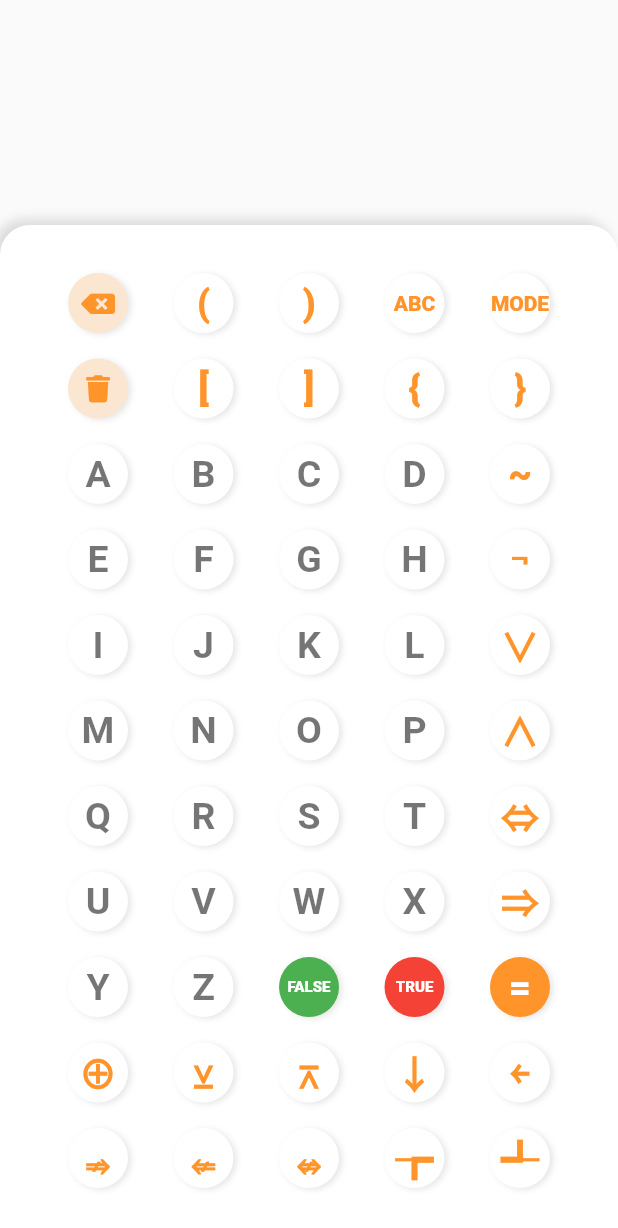
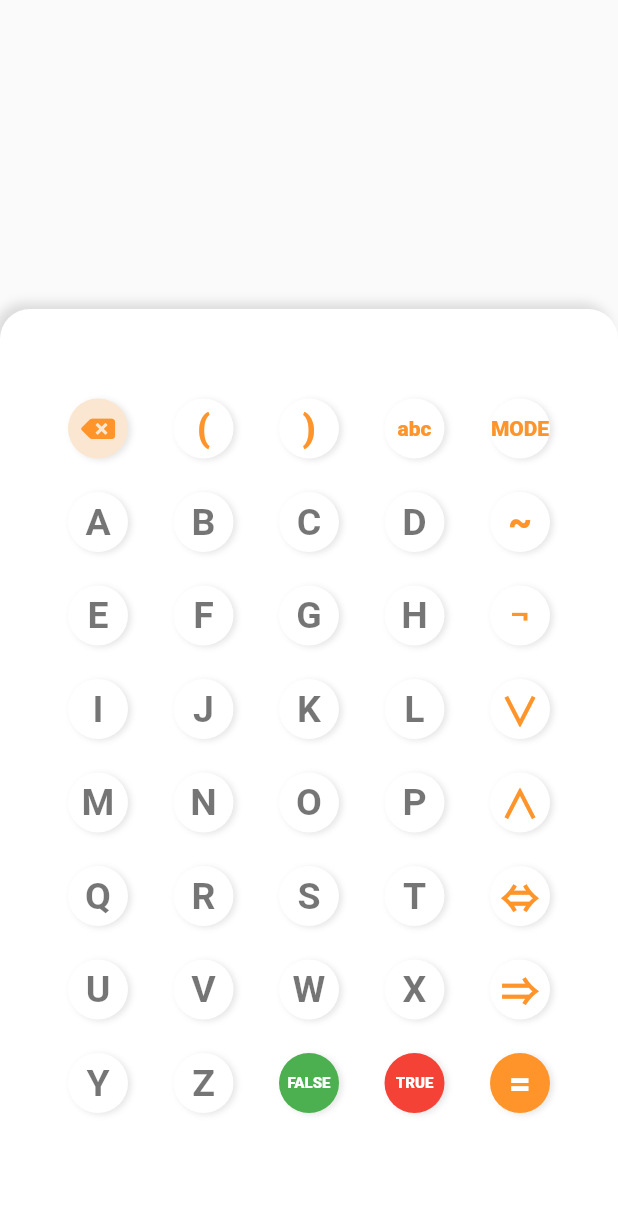
Before and after one commit to JovannyRch/tablas_de_verdad_flutter, a Flutter app: the screen it shows after launch, on a phone screen of 412 x 824 dp. Shown: the top 1228 px of the screen. Run offline on Flutter 3.47's test engine with Material 2 defaults, Android fonts, the phone set to English and light mode, and no system bars; our stand-ins replace font_awesome_flutter.

```diff
--- a/lib/provider/AppProvider.dart
+++ b/lib/provider/AppProvider.dart
@@ -1,53 +1,64 @@
 import 'package:flutter/cupertino.dart';
 
 class AppProvider with ChangeNotifier {
-
-
   String _input = "";
   bool _isUppercase = true;
+  bool _isBasic = true;
 
-  bool get isUppercase{
+  bool get isUppercase {
     return _isUppercase;
   }
 
-  set isUppercase (bool data){
+  set isUppercase(bool data) {
     _isUppercase = data;
     notifyListeners();
   }
 
-  String get input{
+  bool get isBasic {
+    return _isBasic;
+  }
+
+  set isBasic(bool data) {
+    _isBasic = data;
+    notifyListeners();
+  }
+
+  String get input {
     return _input;
   }
 
-  set input (String data){
+  set input(String data) {
     _input = data;
     notifyListeners();
   }
 
-  void addLeter(String letter){
-    _input += letter;
+  void addLeter(String letter) {
+    _input += _isUppercase ? letter.toUpperCase() : letter.toLowerCase();
     notifyListeners();
   }
 
-  void removerLetter(){
-    _input =  _input.substring(0,_input.length-1);
+  void removerLetter() {
+    _input = _input.substring(0, _input.length - 1);
     notifyListeners();
   }
 
-  void clearInput(){
+  void clearInput() {
     _input = "";
     notifyListeners();
   }
 
-  void changeCase(){
+  void changeCase() {
     _isUppercase = !_isUppercase;
-    if(_isUppercase){
+    if (_isUppercase) {
       _input = _input.toUpperCase();
-    }else{
+    } else {
       _input = _input.toLowerCase();
-
     }
     notifyListeners();
   }
 
+  void changeMode() {
+    _isBasic = !_isBasic;
+    notifyListeners();
+  }
 }
--- a/lib/screens/home_screen.dart
+++ b/lib/screens/home_screen.dart
@@ -3,6 +3,7 @@ import 'package:font_awesome_flutter/font_awesome_flutter.dart';
 import 'package:tablas_de_verdad/const/conts.dart';
 import 'package:tablas_de_verdad/models/operators.dart';
 import 'package:tablas_de_verdad/provider/AppProvider.dart';
+import 'package:tablas_de_verdad/screens/result_screen.dart';
 import 'package:tablas_de_verdad/widgets/ButtonWidget.dart';
 import 'package:tablas_de_verdad/widgets/DisplayWidget.dart';
 import 'package:provider/provider.dart';
@@ -16,18 +17,18 @@ class HomeScreen extends StatefulWidget {
 
 class _HomeScreenState extends State<HomeScreen> {
   AppProvider appProvider;
-  final double SPACE_BETWEEN_ROWS = 10.0;
 
   @override
   void initState() {
     super.initState();
-    WidgetsBinding.instance.addPostFrameCallback((timeStamp) {
+    /* WidgetsBinding.instance.addPostFrameCallback((timeStamp) {
       appProvider = context.read<AppProvider>();
-    });
+    }); */
   }
 
   @override
   Widget build(BuildContext context) {
+     appProvider = Provider.of<AppProvider>(context);
     return Scaffold(
       body: _body(),
     );
@@ -63,6 +64,33 @@ class _HomeScreenState extends State<HomeScreen> {
         child: Column(
           mainAxisAlignment: MainAxisAlignment.spaceEvenly,
           children: [
+            appProvider.isBasic
+                ? Container()
+                : Row(
+                    mainAxisAlignment: MainAxisAlignment.spaceEvenly,
+                    children: [
+                      Button(
+                          icon: FontAwesomeIcons.trash,
+                          onTap: handleClickButton,
+                          label: CLEAR_INPUT),
+                      Button(
+                          onTap: handleClickButton,
+                          label: "[",
+                          isOperator: true),
+                      Button(
+                          onTap: handleClickButton,
+                          label: "]",
+                          isOperator: true),
+                      Button(
+                          onTap: handleClickButton,
+                          label: "{",
+                          isOperator: true),
+                      Button(
+                          onTap: handleClickButton,
+                          label: "}",
+                          isOperator: true),
+                    ],
+                  ),
             Row(
               mainAxisAlignment: MainAxisAlignment.spaceEvenly,
               children: [
@@ -79,19 +107,6 @@ class _HomeScreenState extends State<HomeScreen> {
                     isOperator: true),
                 Button(
                     onTap: handleClickButton, label: "MODE", isOperator: true),
-              ],
-            ),
-            Row(
-              mainAxisAlignment: MainAxisAlignment.spaceEvenly,
-              children: [
-                Button(
-                    icon: FontAwesomeIcons.trash,
-                    onTap: handleClickButton,
-                    label: CLEAR_INPUT),
-                Button(onTap: handleClickButton, label: "[", isOperator: true),
-                Button(onTap: handleClickButton, label: "]", isOperator: true),
-                Button(onTap: handleClickButton, label: "{", isOperator: true),
-                Button(onTap: handleClickButton, label: "}", isOperator: true),
               ],
             ),
             _rowLettersWithOperator("A", "B", "C", "D", Operators.NOT),
@@ -119,7 +134,9 @@ class _HomeScreenState extends State<HomeScreen> {
                     isOperator: true),
               ],
             ),
-            Row(
+            appProvider.isBasic
+                ? Container()
+                : Row(
                     mainAxisAlignment: MainAxisAlignment.spaceEvenly,
                     children: [
                       Button(
@@ -149,7 +166,9 @@ class _HomeScreenState extends State<HomeScreen> {
                       ),
                     ],
                   ),
-            Row(
+            appProvider.isBasic
+                ? Container()
+                : Row(
                     mainAxisAlignment: MainAxisAlignment.spaceEvenly,
                     children: [
                       Button(
@@ -186,24 +205,26 @@ class _HomeScreenState extends State<HomeScreen> {
   }
 
   void handleClickButton(String label) {
+    print(label);
     if (label == CLEAR_INPUT) {
       appProvider.clearInput();
     } else if (label == REMOVE_LETTER) {
       appProvider.removerLetter();
+    } else if (label == Operators.ABC) {
+      appProvider.changeCase();
+    } else if (label == Operators.EQUAL) {
+      handleGoResult();
+    } else if (label == Operators.MODE) {
+      appProvider.changeMode();
     } else {
       appProvider.addLeter(label);
     }
   }
 
-  Widget _rowLetters(String a, String b, String c, String d) {
-    return Row(
-      mainAxisAlignment: MainAxisAlignment.spaceEvenly,
-      children: [
-        Button(onTap: handleClickButton, label: a),
-        Button(onTap: handleClickButton, label: b),
-        Button(onTap: handleClickButton, label: c),
-        Button(onTap: handleClickButton, label: d),
-      ],
+  void handleGoResult() {
+    Navigator.push(
+      context,
+      MaterialPageRoute(builder: (context) => ResultScreen()),
     );
   }
 
--- a/lib/widgets/ButtonWidget.dart
+++ b/lib/widgets/ButtonWidget.dart
@@ -60,13 +60,35 @@ class Button extends StatelessWidget {
       );
     }
     return Text(
-      appProvider.isUppercase ? label.toUpperCase() : label.toLowerCase(),
+      _getText(),
       style: TextStyle(
         color: getColorText(),
         fontWeight: isOperator ? FontWeight.w800 : FontWeight.w600,
         fontSize: getFontSize(),
       ),
     );
+  }
+
+  String _getText() {
+
+    if(label == Operators.FALSE || label == Operators.TRUE || label == Operators.MODE){
+      return label;
+    }
+
+
+    if (label == Operators.ABC) {
+      if (!appProvider.isUppercase) {
+        return label.toUpperCase();
+      } else {
+        return label.toLowerCase();
+      }
+    }
+
+    if (appProvider.isUppercase) {
+      return label.toUpperCase();
+    } else {
+      return label.toLowerCase();
+    }
   }
 
   Color getColorText() {
@@ -85,8 +107,6 @@ class Button extends StatelessWidget {
   }
 
   double getFontSize() {
-
-
     switch (label) {
       case Operators.MODE:
       case Operators.ABC:
--- a/lib/widgets/DisplayWidget.dart
+++ b/lib/widgets/DisplayWidget.dart
@@ -15,11 +15,10 @@ class Display extends StatelessWidget {
     appProvider = Provider.of<AppProvider>(context);
     _size = MediaQuery.of(context).size;
     return Container(
-      height: 150.0,
+      height: _size.height*0.25,
       width: double.infinity,
       padding: EdgeInsets.only(bottom: 10.0, right: 20.0),
       decoration: BoxDecoration(
-
       ),
       child: Column(
         mainAxisAlignment: MainAxisAlignment.end,
```
Also changed, not shown: lib/screens/result_screen.dart (added, +14 -0 lines). Lines whose indentation alone changed are shown as unchanged.
